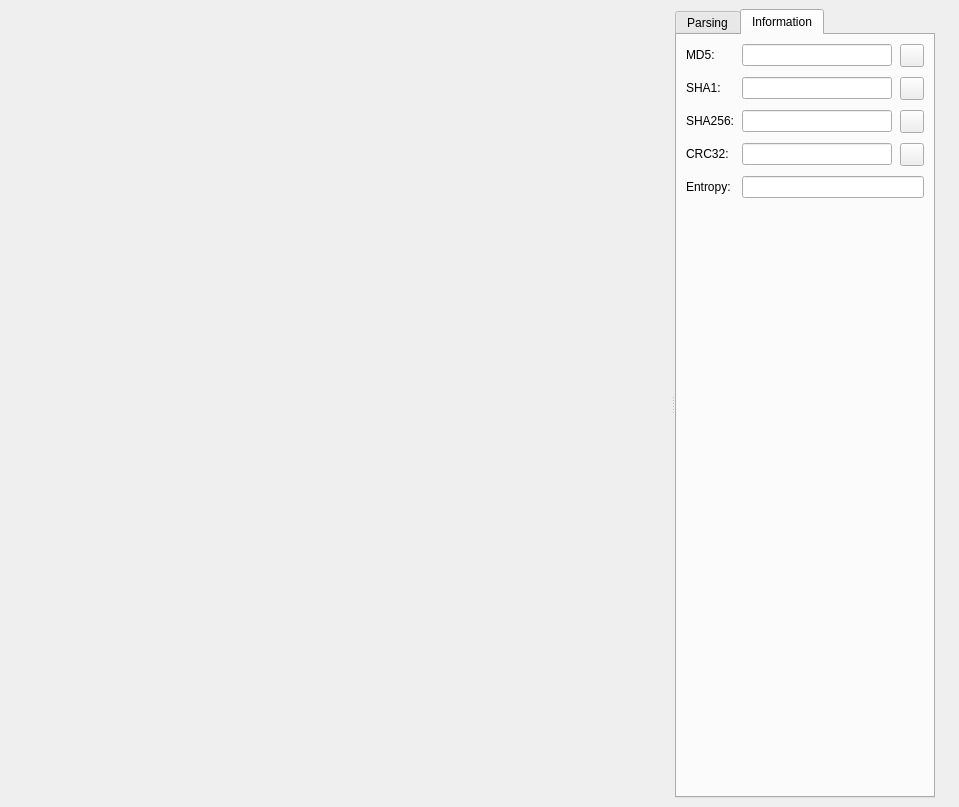
Before: the Qt Designer form src/widgets/HexdumpWidget.ui in rizinorg/cutter, drawn with Qt 5.
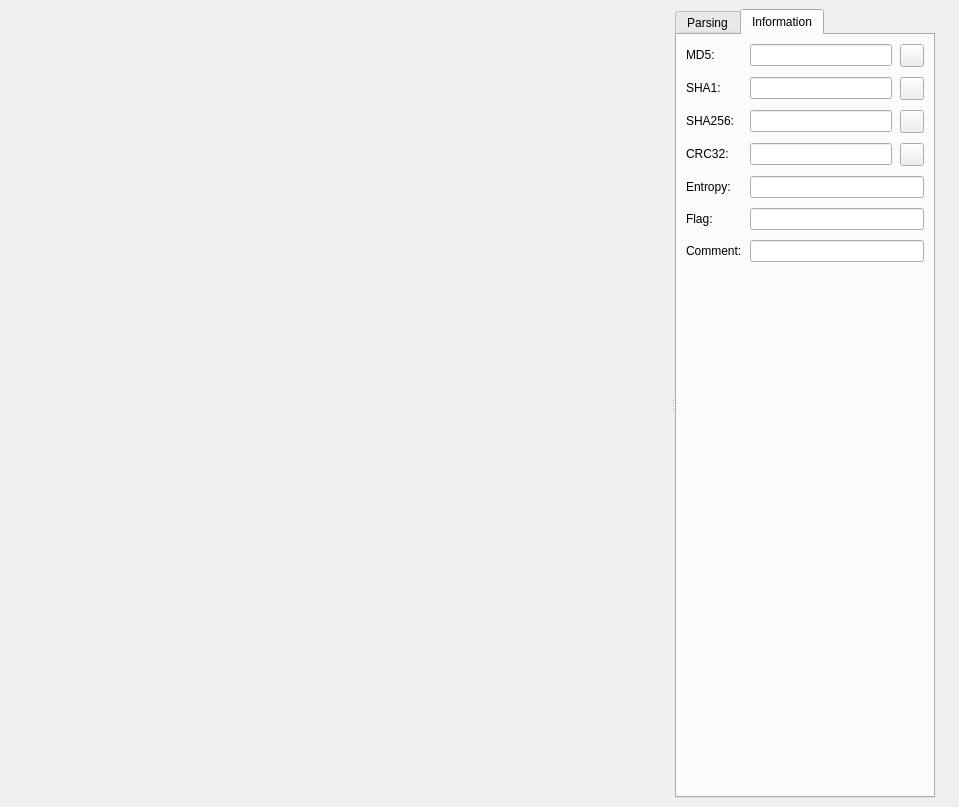
After: the same form once the commit is applied. Icons and pictures are not drawn. Custom widgets are drawn as their Qt base class.

Commit message: Show available flags and comments in hexdump (#1471)

Diff of the .ui file:
```diff
--- a/src/widgets/HexdumpWidget.ui
+++ b/src/widgets/HexdumpWidget.ui
@@ -490,6 +490,70 @@
              </property>
             </widget>
            </item>
+           <item row="6" column="1" colspan="2">
+            <widget class="QLineEdit" name="addressFlag">
+             <property name="sizePolicy">
+              <sizepolicy hsizetype="Expanding" vsizetype="Fixed">
+               <horstretch>0</horstretch>
+               <verstretch>0</verstretch>
+              </sizepolicy>
+             </property>
+             <property name="frame">
+              <bool>true</bool>
+             </property>
+             <property name="alignment">
+              <set>Qt::AlignJustify|Qt::AlignVCenter</set>
+             </property>
+             <property name="readOnly">
+              <bool>true</bool>
+             </property>
+            </widget>
+           </item>
+           <item row="6" column="0" alignment="Qt::AlignLeft">
+            <widget class="QLabel" name="labelFlag">
+             <property name="sizePolicy">
+              <sizepolicy hsizetype="Fixed" vsizetype="Fixed">
+               <horstretch>0</horstretch>
+               <verstretch>0</verstretch>
+              </sizepolicy>
+             </property>
+             <property name="text">
+              <string>Flag:</string>
+             </property>
+            </widget>
+           </item>
+           <item row="7" column="1" colspan="2">
+            <widget class="QLineEdit" name="addressComment">
+             <property name="sizePolicy">
+              <sizepolicy hsizetype="Expanding" vsizetype="Fixed">
+               <horstretch>0</horstretch>
+               <verstretch>0</verstretch>
+              </sizepolicy>
+             </property>
+             <property name="frame">
+              <bool>true</bool>
+             </property>
+             <property name="alignment">
+              <set>Qt::AlignJustify|Qt::AlignVCenter</set>
+             </property>
+             <property name="readOnly">
+              <bool>true</bool>
+             </property>
+            </widget>
+           </item>
+           <item row="7" column="0" alignment="Qt::AlignLeft">
+            <widget class="QLabel" name="labelComment">
+             <property name="sizePolicy">
+              <sizepolicy hsizetype="Fixed" vsizetype="Fixed">
+               <horstretch>0</horstretch>
+               <verstretch>0</verstretch>
+              </sizepolicy>
+             </property>
+             <property name="text">
+              <string>Comment:</string>
+             </property>
+            </widget>
+           </item>
            <item row="2" column="1">
             <widget class="QLineEdit" name="bytesSHA1">
              <property name="sizePolicy">
```
The commit also changes 2 other files.
